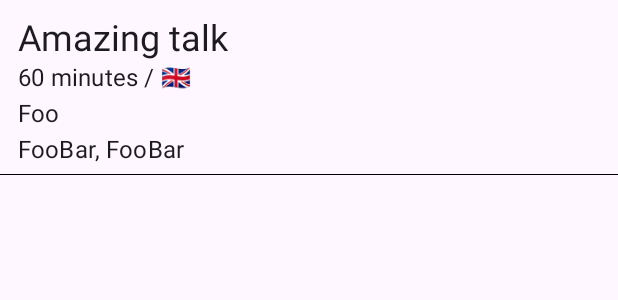
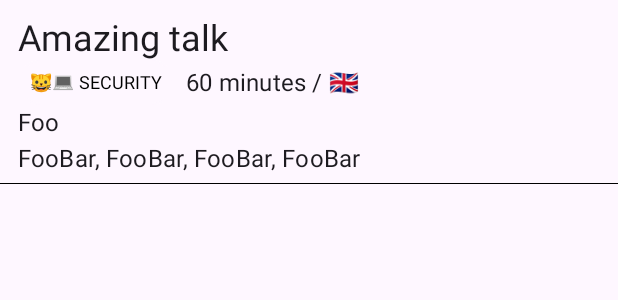
Before and after one commit to GDG-Nantes/DevfestNantesMobile, an Android app built with Jetpack Compose: the @Preview function AgendaRowPreview, on a phone screen of 412 x 824 dp. Shown: the top 300 px of the screen. Run offline under Robolectric (Android 15) with nearby library versions, the phone set to English and light mode, and no system bars; our stand-ins replace accompanist.

Commit message:
📣 Adds session categories data.

```diff
--- /dev/null
+++ b/androidApp/src/main/java/com/gdgnantes/devfest/android/ui/components/SessionCategory.kt
@@ -0,0 +1,47 @@
+package com.gdgnantes.devfest.android.ui.components
+
+import android.annotation.SuppressLint
+import androidx.compose.foundation.BorderStroke
+import androidx.compose.foundation.layout.padding
+import androidx.compose.foundation.shape.RoundedCornerShape
+import androidx.compose.material.Text
+import androidx.compose.material3.Card
+import androidx.compose.material3.CardDefaults.cardColors
+import androidx.compose.material3.ExperimentalMaterial3Api
+import androidx.compose.material3.MaterialTheme
+import androidx.compose.material3.Scaffold
+import androidx.compose.runtime.Composable
+import androidx.compose.ui.Modifier
+import androidx.compose.ui.tooling.preview.Preview
+import androidx.compose.ui.unit.dp
+import androidx.compose.ui.unit.sp
+import com.gdgnantes.devfest.android.ui.theme.DevFest_NantesTheme
+import com.gdgnantes.devfest.model.Category
+
+@OptIn(ExperimentalMaterial3Api::class)
+@Composable
+fun SessionCategory(
+    modifier: Modifier = Modifier,
+    category: Category
+) {
+    Card(
+        modifier = modifier,
+        shape = RoundedCornerShape(20.dp),
+        border = BorderStroke(1.dp, MaterialTheme.colorScheme.surface),
+        colors = cardColors(containerColor = MaterialTheme.colorScheme.background)
+    ) {
+        Text(modifier = Modifier.padding(8.dp), text = category.label, fontSize = 12.sp)
+    }
+}
+
+@SuppressLint("UnusedMaterial3ScaffoldPaddingParameter")
+@OptIn(ExperimentalMaterial3Api::class)
+@Preview
+@Composable
+fun SessionCategoryPreview() {
+    DevFest_NantesTheme {
+        Scaffold {
+            SessionCategory(category = Category("mobile", "📱 Mobile & IoT"))
+        }
+    }
+}
--- a/androidApp/src/main/java/com/gdgnantes/devfest/android/ui/screens/agenda/AgendaRow.kt
+++ b/androidApp/src/main/java/com/gdgnantes/devfest/android/ui/screens/agenda/AgendaRow.kt
@@ -10,9 +10,11 @@
 import androidx.compose.material3.Scaffold
 import androidx.compose.material3.Text
 import androidx.compose.runtime.Composable
+import androidx.compose.ui.Alignment
 import androidx.compose.ui.Modifier
 import androidx.compose.ui.tooling.preview.Preview
 import androidx.compose.ui.unit.dp
+import com.gdgnantes.devfest.android.ui.components.SessionCategory
 import com.gdgnantes.devfest.android.ui.theme.DevFest_NantesTheme
 import com.gdgnantes.devfest.model.Session
 import com.gdgnantes.devfest.model.stubs.buildSessionStub
@@ -37,10 +39,20 @@
                 text = session.title,
                 style = MaterialTheme.typography.h5
             )
-            Text(
-                text = session.getDurationAndLanguageString(),
-                style = MaterialTheme.typography.subtitle1
-            )
+
+            Row(
+                horizontalArrangement = Arrangement.spacedBy(8.dp),
+                verticalAlignment = Alignment.CenterVertically,
+            ) {
+                session.category?.let { category ->
+                    SessionCategory(category = category)
+                }
+                Text(
+                    text = session.getDurationAndLanguageString(),
+                    style = MaterialTheme.typography.subtitle1
+                )
+            }
+
             Text(
                 text = session.room.name,
                 style = MaterialTheme.typography.subtitle1
--- a/shared/build.gradle.kts
+++ b/shared/build.gradle.kts
@@ -1,5 +1,6 @@
 plugins {
     kotlin("multiplatform")
+    kotlin("plugin.serialization") version "1.7.10"
     kotlin("native.cocoapods")
     id("com.android.library")
     id("com.rickclephas.kmp.nativecoroutines") version "0.12.5"
@@ -28,6 +29,7 @@
             dependencies {
                 with(Kotlinx) {
                     implementation(dateTime)
+                    implementation(serialization)
                 }
             }
         }
--- /dev/null
+++ b/shared/src/commonMain/kotlin/com/gdgnantes/devfest/model/Category.kt
@@ -0,0 +1,6 @@
+package com.gdgnantes.devfest.model
+
+import kotlinx.serialization.Serializable
+
+@Serializable
+data class Category(val id: String, val label: String)
--- a/shared/src/commonMain/kotlin/com/gdgnantes/devfest/model/Session.kt
+++ b/shared/src/commonMain/kotlin/com/gdgnantes/devfest/model/Session.kt
@@ -3,7 +3,7 @@
 data class Session(
         val id: String = "",
         val abstract: String = "",
-        val category: SessionCategory? = null,
+        val category: Category? = null,
         val language: SessionLanguage? = null,
         val level: SessionLevel? = null,
         val openFeedbackFormId: String = "",
--- /dev/null
+++ b/shared/src/commonMain/kotlin/com/gdgnantes/devfest/model/stubs/CategoryStubs.kt
@@ -0,0 +1,12 @@
+package com.gdgnantes.devfest.model.stubs
+
+import com.gdgnantes.devfest.model.Category
+import kotlinx.serialization.decodeFromString
+import kotlinx.serialization.json.Json
+import kotlin.native.concurrent.SharedImmutable
+
+const val categoryStubsJson =
+    "[{\"id\":\"mobile_iot\",\"label\":\"\uD83D\uDCF1 Mobile & IoT\"},{\"id\":\"web\",\"label\":\"\uD83C\uDF0D Web\"},{\"id\":\"discovery\",\"label\":\"\uD83D\uDCA1 Discovery\"},{\"id\":\"cloud_devops\",\"label\":\"☁️ Cloud & DevOps\"},{\"id\":\"languages\",\"label\":\"\uD83D\uDCDD Languages\"},{\"id\":\"bigdata_ai\",\"label\":\"\uD83E\uDD16 BigData & AI\"},{\"id\":\"security\",\"label\":\"\uD83D\uDC31\u200D\uD83D\uDCBB SECURITY\"},{\"id\":\"ux_ui\",\"label\":\"\uD83D\uDC9A UX / UI\"}]"
+
+@SharedImmutable
+val categoryStubs: List<Category> = Json.decodeFromString(categoryStubsJson)
--- /dev/null
+++ b/shared/src/commonMain/kotlin/com/gdgnantes/devfest/model/stubs/RoomStubs.kt
@@ -0,0 +1 @@
+package com.gdgnantes.devfest.model.stubs
--- a/shared/src/commonMain/kotlin/com/gdgnantes/devfest/model/stubs/StoreStubs.kt
+++ b/shared/src/commonMain/kotlin/com/gdgnantes/devfest/model/stubs/StoreStubs.kt
@@ -17,7 +17,7 @@
     return Session(
         id = Random.nextLong().toString(),
         abstract = loremIpsum,
-        category = SessionCategory.values()[SessionCategory.values().size - 1],
+        category = categoryStubs[Random.nextInt(categoryStubs.size)],
         language = SessionLanguage.values()[SessionLanguage.values().size - 1],
         level = SessionLevel.values()[SessionLevel.values().size - 1],
         openFeedbackFormId = "", //TODO Replaces with UUID implementation
```
Also changed, not shown: shared/src/commonMain/kotlin/com/gdgnantes/devfest/model/SessionCategory.kt (deleted, +0 -7 lines), 1 other file.
